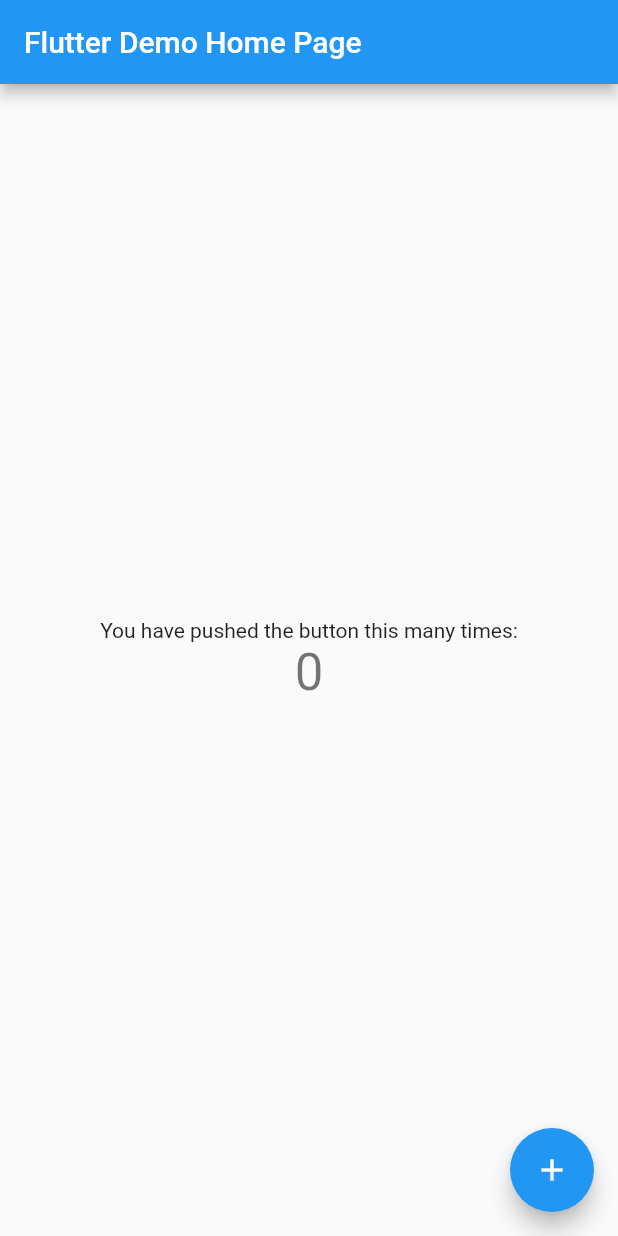
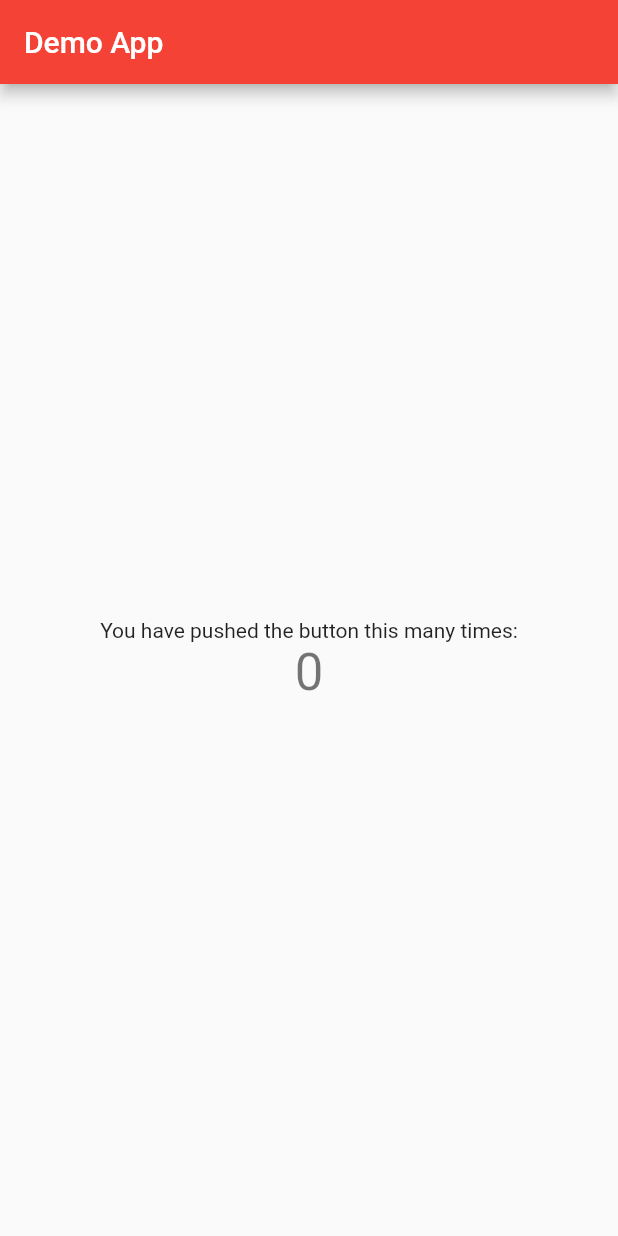
Before and after one commit to thetronjohnson/flutter_task_1, a Flutter app: the screen it shows after launch, on a phone screen of 412 x 824 dp. Run offline on Flutter 3.47's test engine with Material 2 defaults, Android fonts, the phone set to English and light mode, and no system bars.

Commit message:
kulam kara

```diff
--- a/lib/main.dart
+++ b/lib/main.dart
@@ -6,11 +6,11 @@ class MyApp extends StatelessWidget {
   @override
   Widget build(BuildContext context) {
     return MaterialApp(
-      title: 'Flutter Demo',
+      title: 'Demo App',
       theme: ThemeData(
-        primarySwatch: Colors.blue,
+        primarySwatch: Colors.red,
       ),
-      home: MyHomePage(title: 'Flutter Demo Home Page'),
+      home: MyHomePage(title: 'Demo App'),
     );
   }
 }
@@ -36,7 +36,6 @@ class _MyHomePageState extends State<MyHomePage> {
 
   @override
   Widget build(BuildContext context) {
-
     return Scaffold(
       appBar: AppBar(
 
@@ -44,7 +43,7 @@ class _MyHomePageState extends State<MyHomePage> {
       ),
       body: Center(
 
-        child: Column(
+        child:Column(
 
           mainAxisAlignment: MainAxisAlignment.center,
           children: <Widget>[
@@ -57,12 +56,12 @@ class _MyHomePageState extends State<MyHomePage> {
             ),
           ],
         ),
+
       ),
-      floatingActionButton: FloatingActionButton(
-        onPressed: _incrementCounter,
-        tooltip: 'Increment',
-        child: Icon(Icons.add),
-      ), //
+
+
+
+       //
     );
   }
 }
```
